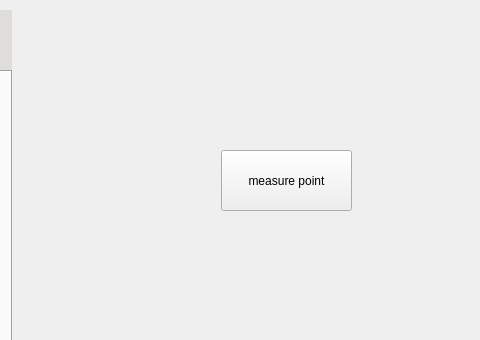
First picture: the form in Team32-3004-Project/mainwindow.ui, repository Harry-Dinh/COMP-3004-F24-Final, before the edit; both pictures show x 459 to 939 and y 0 to 340 of the 939 by 641 pixel window.
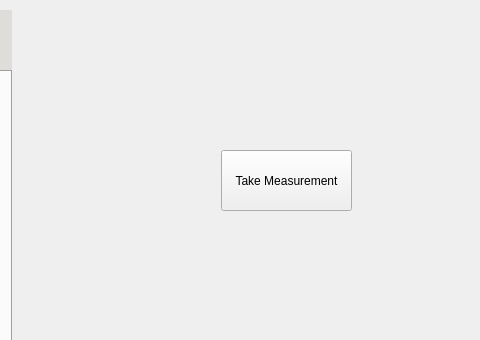
Second picture: the form after the edit. Icons and pictures are not drawn.

Commit message: Removed references to an unused function in mainwindow

Patch:
```diff
--- a/Team32-3004-Project/mainwindow.ui
+++ b/Team32-3004-Project/mainwindow.ui
@@ -712,7 +712,7 @@
       </rect>
      </property>
      <property name="text">
-      <string>measure point</string>
+      <string>Take Measurement</string>
      </property>
     </widget>
    </widget>
```
Left out of the diff: 2 changed lines with no effect on the pictures. The commit also changes 2 other files.
